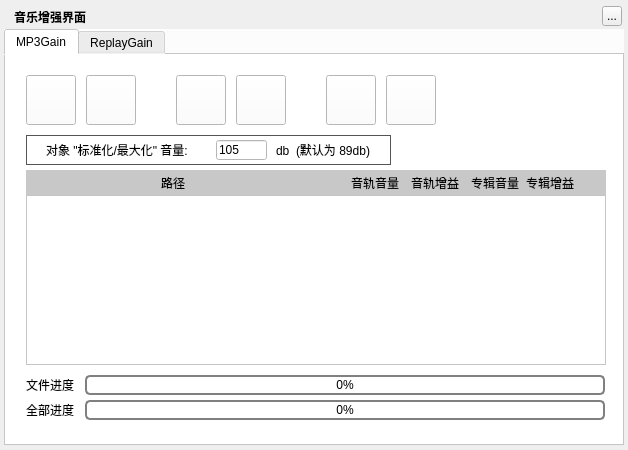
Before: the Qt Designer form TTKModule/TTKWidget/musicUiKits/musicToolsetsKits/musicreplaygainwidget.ui in Greedysky/TTKMusicPlayer, drawn with Qt 5.
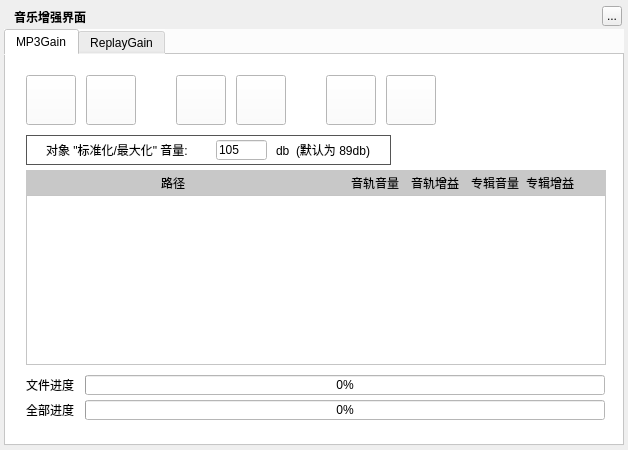
After: the same form once the commit is applied. Custom widgets are drawn as their Qt base class.

```diff
--- a/TTKModule/TTKWidget/musicUiKits/musicToolsetsKits/musicreplaygainwidget.ui
+++ b/TTKModule/TTKWidget/musicUiKits/musicToolsetsKits/musicreplaygainwidget.ui
@@ -169,16 +169,6 @@
         <height>20</height>
        </rect>
       </property>
-      <property name="styleSheet">
-       <string notr="true">QProgressBar {
-    border: 2px solid grey;
-    border-radius: 5px;
-}
-
-QProgressBar::chunk {
-    background-color: #05B8CC;
-}</string>
-      </property>
       <property name="value">
        <number>0</number>
       </property>
@@ -195,16 +185,6 @@
         <height>20</height>
        </rect>
       </property>
-      <property name="styleSheet">
-       <string notr="true">QProgressBar {
-    border: 2px solid grey;
-    border-radius: 5px;
-}
-
-QProgressBar::chunk {
-    background-color: #05B8CC;
-}</string>
-      </property>
       <property name="value">
        <number>0</number>
       </property>
```
